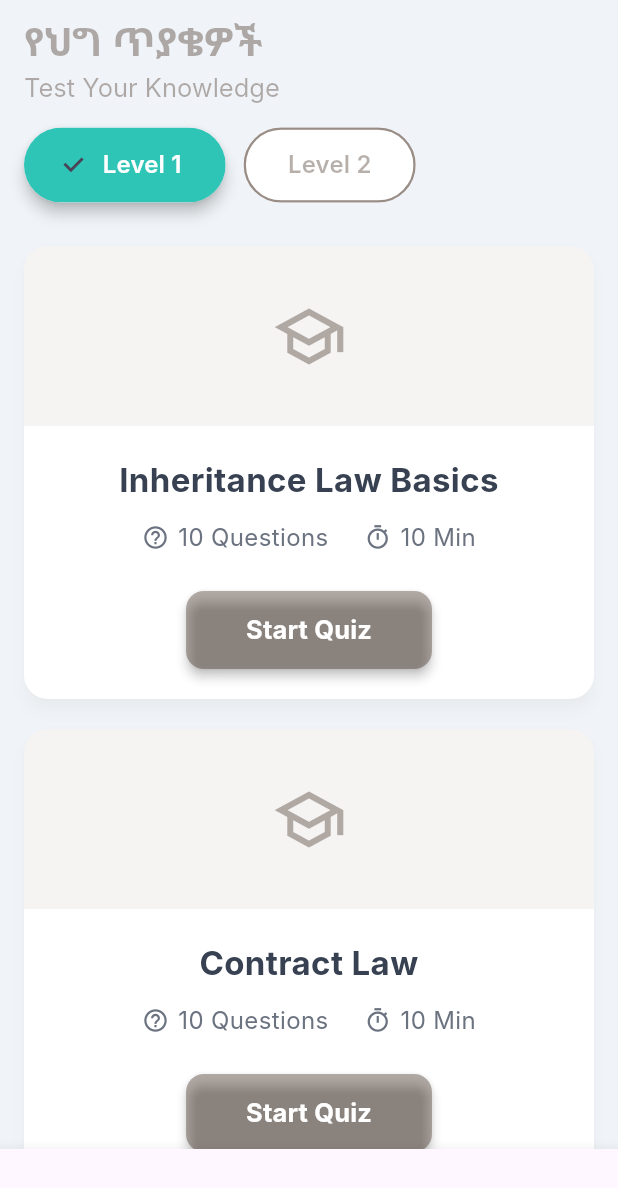
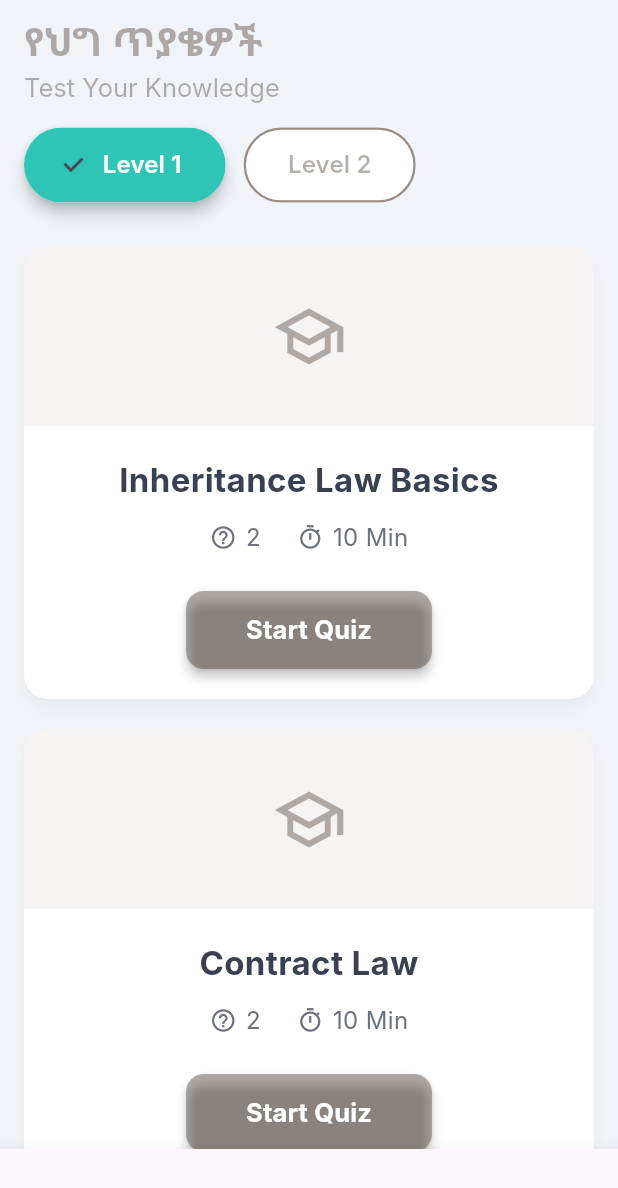
Before and after one commit to Law-Gen/lawgen-mobile-app, a Flutter app: the screen it shows after launch, on a phone screen of 412 x 824 dp. Shown: the top 1188 px of the screen. Run offline on Flutter 3.47's test engine with Material 3 defaults, Android fonts, the phone set to English and light mode, and no system bars; our stand-ins replace bloc, dartz, equatable, flutter_bloc, get_it, go_router and 1 more; Roboto replaces fonts that are missing (Inter, Noto Sans Ethiopic).

Commit message:
feat: enhance QuizModel to handle optional total_questions field

```diff
--- a/lib/features/quize/data/datasources/quiz_remote_data_source.dart
+++ b/lib/features/quize/data/datasources/quiz_remote_data_source.dart
@@ -153,12 +153,14 @@ class QuizRemoteDataSourceImpl implements QuizRemoteDataSource {
         id: 'quiz_id_1',
         name: 'Inheritance Law Basics',
         description: 'Test your knowledge of Ethiopian inheritance laws.',
+        totalQuestion: '2',
         questions: [], // questions will be fetched separately
       ),
       const QuizModel(
         id: 'quiz_id_2',
         name: 'Contract Law',
         description: 'Basics of contract law.',
+        totalQuestion: '2',
         questions: [],
       ),
     ];
@@ -171,6 +173,7 @@ class QuizRemoteDataSourceImpl implements QuizRemoteDataSource {
       id: 'quiz_id_1',
       name: 'Inheritance Law Basics',
       description: 'Learn about inheritance rules.',
+      totalQuestion: '2',
       questions: [
         QuestionModel(
           id: 'q1',
--- a/lib/features/quize/domain/entities/quize.dart
+++ b/lib/features/quize/domain/entities/quize.dart
@@ -6,15 +6,17 @@ class Quiz extends Equatable {
   final String id;
   final String name;
   final String description;
+  final String totalQuestion;
   final List<Question> questions;
 
   const Quiz({
     required this.id,
     required this.name,
     required this.description,
+    required this.totalQuestion,
     this.questions = const [],
   });
 
   @override
-  List<Object> get props => [id, name, description, questions];
+  List<Object> get props => [id, name, description, totalQuestion, questions];
 }
--- a/lib/features/quize/presentation/pages/quize_home_page.dart
+++ b/lib/features/quize/presentation/pages/quize_home_page.dart
@@ -215,31 +215,31 @@ class _QuizHomePageState extends State<QuizHomePage> {
                     ),
                     const SizedBox(height: 12),
                     // Quiz Details
-                    const Row(
+                    Row(
                       mainAxisAlignment: MainAxisAlignment.center,
                       children: [
-                        Icon(
+                        const Icon(
                           Icons.help_outline,
                           size: 18,
                           color: TEXT_COLOR_SECONDARY,
                         ),
-                        SizedBox(width: 6),
+                        const SizedBox(width: 6),
                         Text(
-                          '${10} Questions',
-                          style: TextStyle(
+                          quiz.totalQuestion,
+                          style: const TextStyle(
                             fontFamily: 'Inter',
                             fontSize: 16,
                             color: TEXT_COLOR_SECONDARY,
                           ),
                         ),
-                        SizedBox(width: 24),
-                        Icon(
+                        const SizedBox(width: 24),
+                        const Icon(
                           Icons.timer_outlined,
                           size: 18,
                           color: TEXT_COLOR_SECONDARY,
                         ),
-                        SizedBox(width: 6),
-                        Text(
+                        const SizedBox(width: 6),
+                        const Text(
                           '${10} Min',
                           style: TextStyle(
                             fontFamily: 'Inter',
```
Also changed, not shown: lib/features/quize/data/models/quiz_model.dart (+20 -7 lines).
